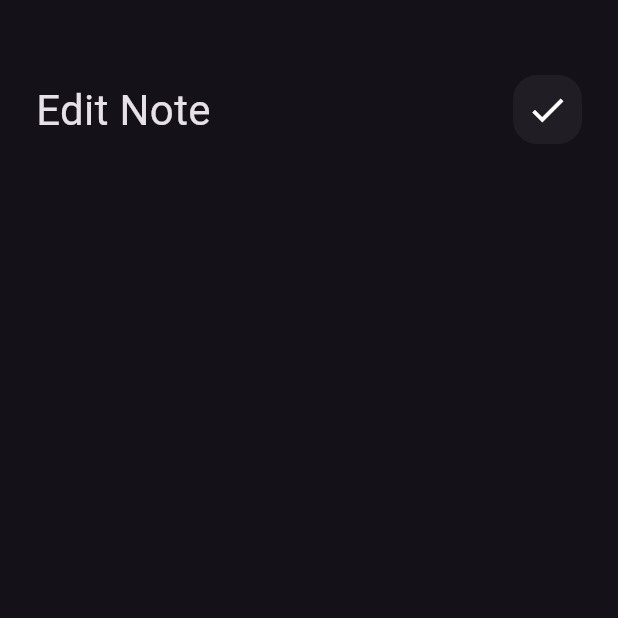
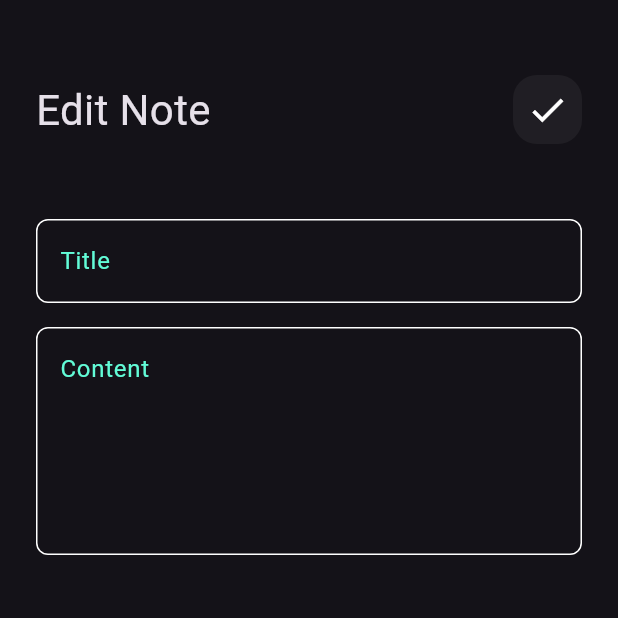
Before and after one commit to zeadkhaledlE/notes_app, a Flutter app: the EditNoteView screen opened directly, on a phone screen of 412 x 824 dp, the top half of it. Run offline on Flutter 3.47's test engine with Material 3 defaults, Android fonts, the phone set to English and light mode, and no system bars.

Commit message:
edit note view ui done

```diff
--- a/lib/widgets/edit_view_body.dart
+++ b/lib/widgets/edit_view_body.dart
@@ -1,5 +1,6 @@
 import 'package:flutter/material.dart';
 import 'package:notes_app/widgets/custom_app_bar.dart';
+import 'package:notes_app/widgets/custom_text_field.dart';
 
 class EditNoteViewBody extends StatelessWidget {
   const EditNoteViewBody({super.key});
@@ -17,6 +18,17 @@ class EditNoteViewBody extends StatelessWidget {
             title: 'Edit Note',
             icon: Icons.check,
           ),
+          SizedBox(
+            height: 50,
+          ),
+          CustomTextField(hinttext: 'Title'),
+          SizedBox(
+            height: 16,
+          ),
+          CustomTextField(
+            hinttext: 'Content',
+            maxlines: 5,
+          ),
         ],
       ),
     );
```
